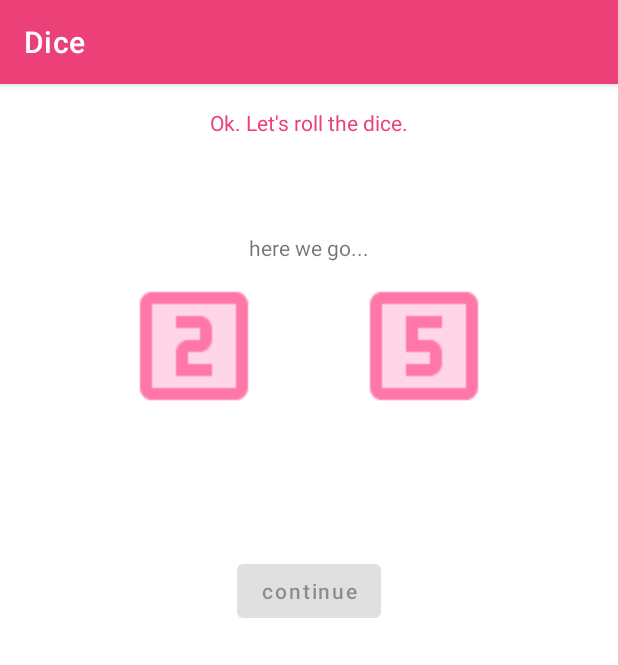
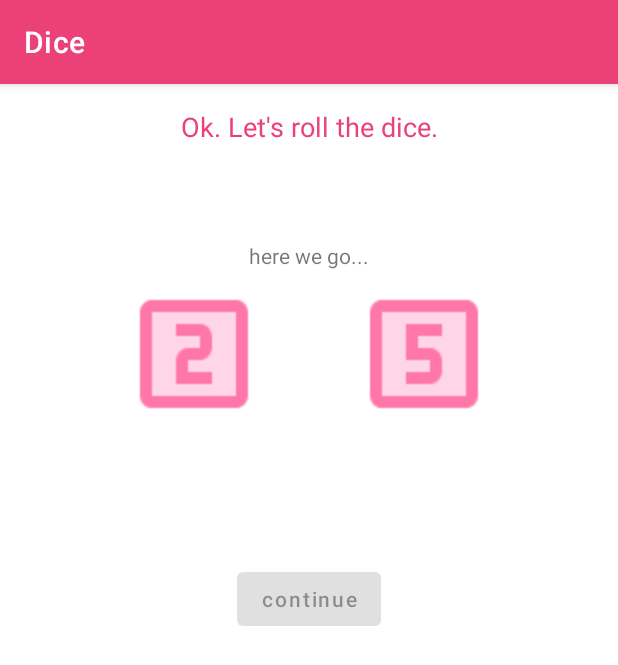
Before and after one commit to WhagTayil/Dice, an Android app: the fragment RollingFragment placed in its activity, on a phone screen of 412 x 824 dp. Shown: the top 665 px of the screen. Run offline under Robolectric (Android 15) with nearby library versions, the phone set to English and light mode, and no system bars.

```diff
--- a/app/src/main/java/org/whagtayil/dice/ui/main/MainViewModel.java
+++ b/app/src/main/java/org/whagtayil/dice/ui/main/MainViewModel.java
@@ -17,7 +17,7 @@ import java.util.Random;
 public class MainViewModel extends ViewModel /*implements Parcelable*/ {
 
     // .DATE (5) .HOUR (10) .MINUTE (12) .SECOND (13)
-    private static int chastityTimeUnit = Calendar.MINUTE;
+    private static int chastityTimeUnit = Calendar.DATE;
     private static int chastityTimeDuration = 1;
     private static int NUM_DICE = 2;
 
@@ -142,7 +142,7 @@ public class MainViewModel extends ViewModel /*implements Parcelable*/ {
 
     public void log(String LOGTAG) {
         if (BuildConfig.DEBUG) {
-            StringBuilder s = new StringBuilder("dice:- " + dice[0] + ", " + dice[1]);
+            StringBuilder s = new StringBuilder("dice:- " + (dice[0] + 1) + ", " + (dice[1] + 1));
             Log.v(LOGTAG, s.toString());
             Log.v(LOGTAG, "Start - " + getStartTime() + " " + getStartDate());
             Log.v(LOGTAG, " Next - " + getEndTime() + " " + getEndDate());
--- a/app/src/main/res/layout/rolling_fragment.xml
+++ b/app/src/main/res/layout/rolling_fragment.xml
@@ -16,6 +16,7 @@
         android:layout_marginTop="16dp"
         android:text="@string/text_rolling_ok"
         android:textColor="@color/colorPrimary"
+        android:textSize="18sp"
         app:layout_constraintEnd_toEndOf="parent"
         app:layout_constraintStart_toStartOf="parent"
         app:layout_constraintTop_toTopOf="parent" />
```
Also changed, not shown: 1 other file.
